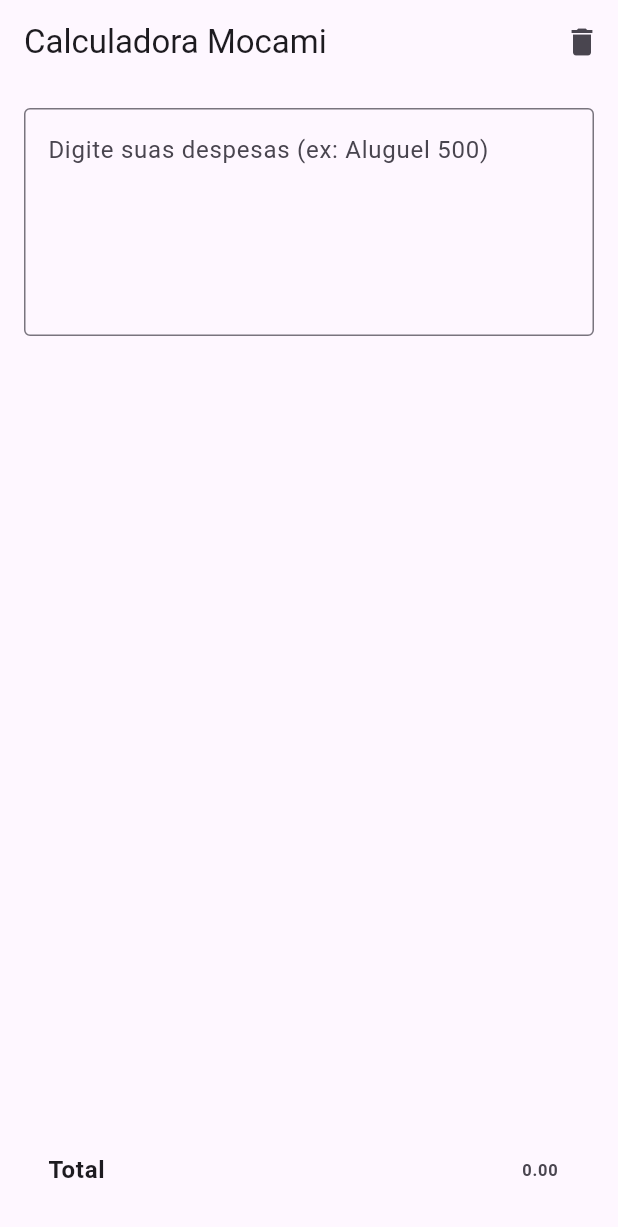
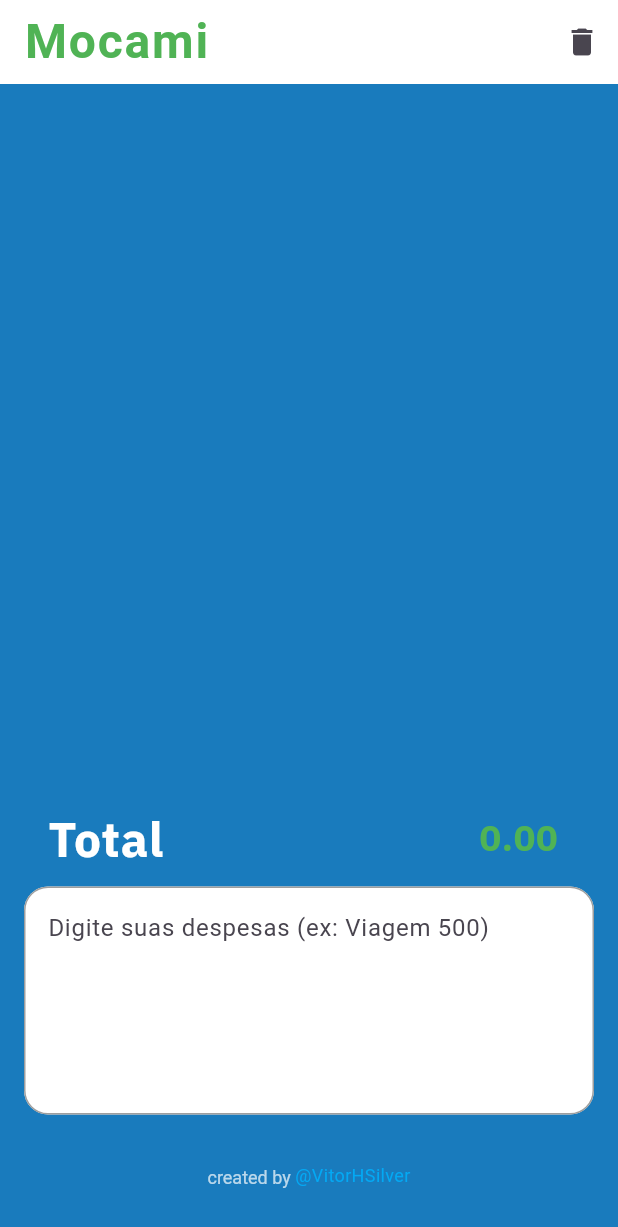
Before and after one commit to VitorHSilver/mocami, a Flutter app: the screen it shows after launch, on a phone screen of 412 x 824 dp. Shown: the top 1227 px of the screen. Run offline on Flutter 3.47's test engine with Material 3 defaults, Android fonts, the phone set to English and light mode, and no system bars; our stand-ins replace google_fonts, math_expressions, shared_preferences.

Commit message:
add footer widget with GitHub link , changes in app icon and improvements in UI

```diff
--- a/lib/calculator.dart
+++ b/lib/calculator.dart
@@ -4,6 +4,8 @@ import 'dart:async';
 import 'models/expense_model.dart';
 import 'services/calculation_service.dart';
 import 'services/storage_service.dart';
+import 'package:google_fonts/google_fonts.dart';
+import 'footer.dart';
 
 class Calculator extends StatefulWidget {
   @override
@@ -32,12 +34,10 @@ class _CalculatorState extends State<Calculator> {
         expenses = CalculationService.parseExpenses(input);
       });
 
-      // Salvar automaticamente
       _saveData();
     });
   }
 
-  // Salvar dados
   void _saveData() async {
     setState(() {
       _isSaving = true;
@@ -82,8 +82,18 @@ class _CalculatorState extends State<Calculator> {
   @override
   Widget build(BuildContext context) {
     return Scaffold(
+      backgroundColor: Color.fromARGB(255, 25, 123, 189),
       appBar: AppBar(
-        title: Text('Calculadora Mocami'),
+        backgroundColor: Color.fromARGB(255, 255, 255, 255),
+        title: Text(
+          'Mocami ',
+          style: GoogleFonts.roboto(
+            color: Color.fromARGB(255, 80, 179, 85),
+            fontWeight: FontWeight.bold,
+            letterSpacing: 1.2,
+            fontSize: 32,
+          ),
+        ),
         actions: [
           IconButton(
             icon: Icon(Icons.delete),
@@ -106,12 +116,80 @@ class _CalculatorState extends State<Calculator> {
         padding: EdgeInsets.all(16.0),
         child: Column(
           children: [
+            Expanded(
+              child: ListView.builder(
+                itemCount: expenses.length,
+                itemBuilder: (context, index) {
+                  return ListTile(
+                    title: Text(
+                      expenses[index].description,
+                      style: GoogleFonts.roboto(
+                        fontSize: 20,
+                        fontWeight: FontWeight.w500,
+                        color: Colors.white,
+                      ),
+                    ),
+                    trailing: Text(
+                      expenses[index].value != null
+                          ? expenses[index].value!.toStringAsFixed(2)
+                          : '---',
+                      style: GoogleFonts.roboto(
+                        fontSize: 20,
+                        fontWeight: FontWeight.w500,
+                        color: Colors.white70,
+                      ),
+                    ),
+                  );
+                },
+              ),
+            ),
+            ListTile(
+              title: Text(
+                'Total',
+                style: GoogleFonts.ibmPlexSans(
+                  fontWeight: FontWeight.bold,
+                  fontSize: 32,
+                  color: Colors.white,
+                ),
+              ),
+              trailing: Text(
+                total.toStringAsFixed(2),
+                style: GoogleFonts.ibmPlexSans(
+                  fontWeight: FontWeight.bold,
+                  color: Color.fromARGB(255, 80, 179, 85),
+                  fontSize: 24,
+                ),
+              ),
+              onTap: () {
+                Clipboard.setData(
+                  ClipboardData(text: total.toStringAsFixed(2)),
+                );
+                ScaffoldMessenger.of(
+                  context,
+                ).showSnackBar(SnackBar(content: Text('Total copiado!')));
+              },
+            ),
             TextField(
               controller: _textController,
               maxLines: 5,
               decoration: InputDecoration(
-                border: OutlineInputBorder(),
-                hintText: 'Digite suas despesas (ex: Aluguel 500)',
+                filled: true,
+                fillColor: Colors.white,
+                border: OutlineInputBorder(
+                  borderRadius: BorderRadius.circular(16.0),
+                ),
+                enabledBorder: OutlineInputBorder(
+                  borderRadius: BorderRadius.circular(16.0),
+                  borderSide: BorderSide(color: Colors.grey),
+                ),
+                focusedBorder: OutlineInputBorder(
+                  borderRadius: BorderRadius.circular(16.0),
+                  borderSide: BorderSide(
+                    color: Color.fromARGB(255, 25, 123, 189),
+                    width: 2,
+                  ),
+                ),
+                hintText: 'Digite suas despesas (ex: Viagem 500)',
                 suffixIcon: _isSaving
                     ? Padding(
                         padding: EdgeInsets.all(12.0),
@@ -127,39 +205,8 @@ class _CalculatorState extends State<Calculator> {
                 _onInputChanged(value);
               },
             ),
-            Expanded(
-              child: ListView.builder(
-                itemCount: expenses.length,
-                itemBuilder: (context, index) {
-                  return ListTile(
-                    title: Text(expenses[index].description),
-                    trailing: Text(
-                      expenses[index].value != null
-                          ? expenses[index].value!.toStringAsFixed(2)
-                          : '---',
-                    ),
-                  );
-                },
-              ),
-            ),
-            ListTile(
-              title: Text(
-                'Total',
-                style: TextStyle(fontWeight: FontWeight.bold),
-              ),
-              trailing: Text(
-                total.toStringAsFixed(2),
-                style: TextStyle(fontWeight: FontWeight.bold),
-              ),
-              onTap: () {
-                Clipboard.setData(
-                  ClipboardData(text: total.toStringAsFixed(2)),
-                );
-                ScaffoldMessenger.of(
-                  context,
-                ).showSnackBar(SnackBar(content: Text('Total copiado!')));
-              },
-            ),
+            const SizedBox(height: 16.0),
+            const Footer(),
           ],
         ),
       ),
--- /dev/null
+++ b/lib/footer.dart
@@ -0,0 +1,75 @@
+import 'package:flutter/material.dart';
+import 'package:url_launcher/url_launcher.dart';
+
+class Footer extends StatelessWidget {
+  const Footer({Key? key}) : super(key: key);
+
+  @override
+  Widget build(BuildContext context) {
+    return Container(
+      width: double.infinity,
+      padding: const EdgeInsets.all(16.0),
+      child: Center(
+        child: RichText(
+          textAlign: TextAlign.center,
+          text: TextSpan(
+            style: const TextStyle(fontSize: 12, color: Colors.white70),
+            children: [
+              const TextSpan(text: 'created by '),
+              WidgetSpan(
+                child: GestureDetector(
+                  onTap: () async {
+                    try {
+                      final Uri url = Uri.parse(
+                        'https://github.com/VitorHSilver',
+                      );
+
+                      // Try to launch the URL
+                      if (await canLaunchUrl(url)) {
+                        await launchUrl(
+                          url,
+                          mode: LaunchMode.externalApplication,
+                        );
+                      } else {
+                        // Fallback: show a message
+                        if (context.mounted) {
+                          ScaffoldMessenger.of(context).showSnackBar(
+                            const SnackBar(
+                              content: Text(
+                                'Não foi possível abrir o link. Visite: https://github.com/VitorHSilver',
+                              ),
+                              duration: Duration(seconds: 3),
+                            ),
+                          );
+                        }
+                      }
+                    } catch (e) {
+                      // Error handling
+                      if (context.mounted) {
+                        ScaffoldMessenger.of(context).showSnackBar(
+                          const SnackBar(
+                            content: Text(
+                              'Erro ao abrir link. Tente novamente.',
+                            ),
+                            duration: Duration(seconds: 2),
+                          ),
+                        );
+                      }
+                    }
+                  },
+                  child: const Text(
+                    '@VitorHSilver',
+                    style: TextStyle(
+                      color: Colors.lightBlue,
+                      fontSize: 12,
+                    ),
+                  ),
+                ),
+              ),
+            ],
+          ),
+        ),
+      ),
+    );
+  }
+}
```
Also changed, not shown: lib/menu.dart (deleted, +0 -31 lines), pubspec.yaml (+27 -29 lines), lib/assets/icon/Mocami.jpeg (added), pubspec.lock, 48 other files.
